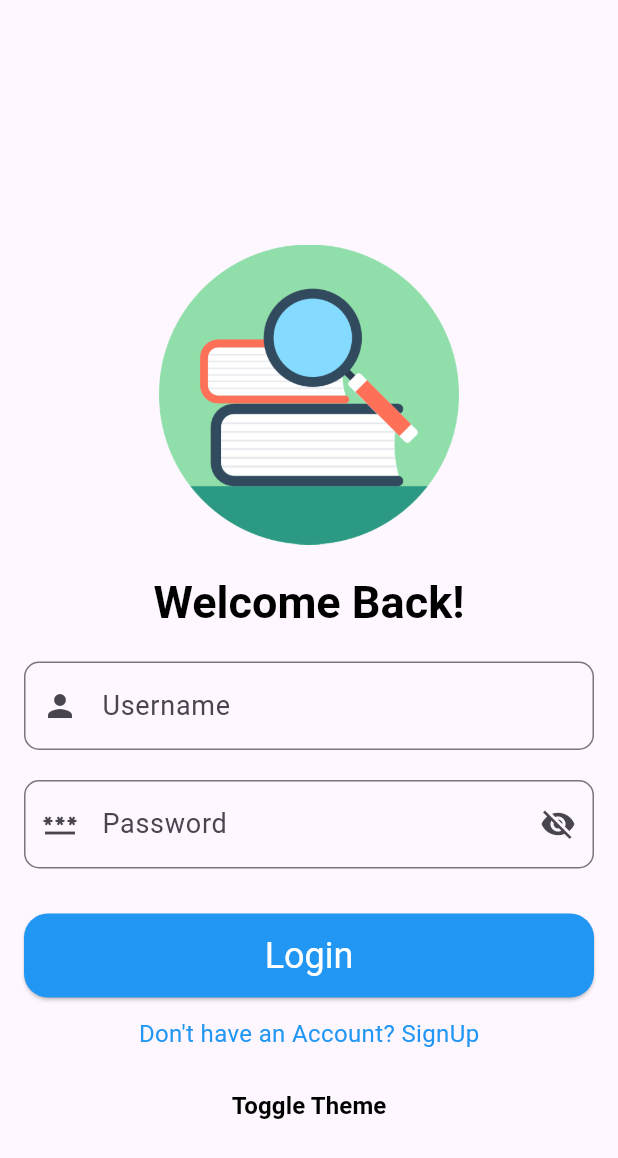
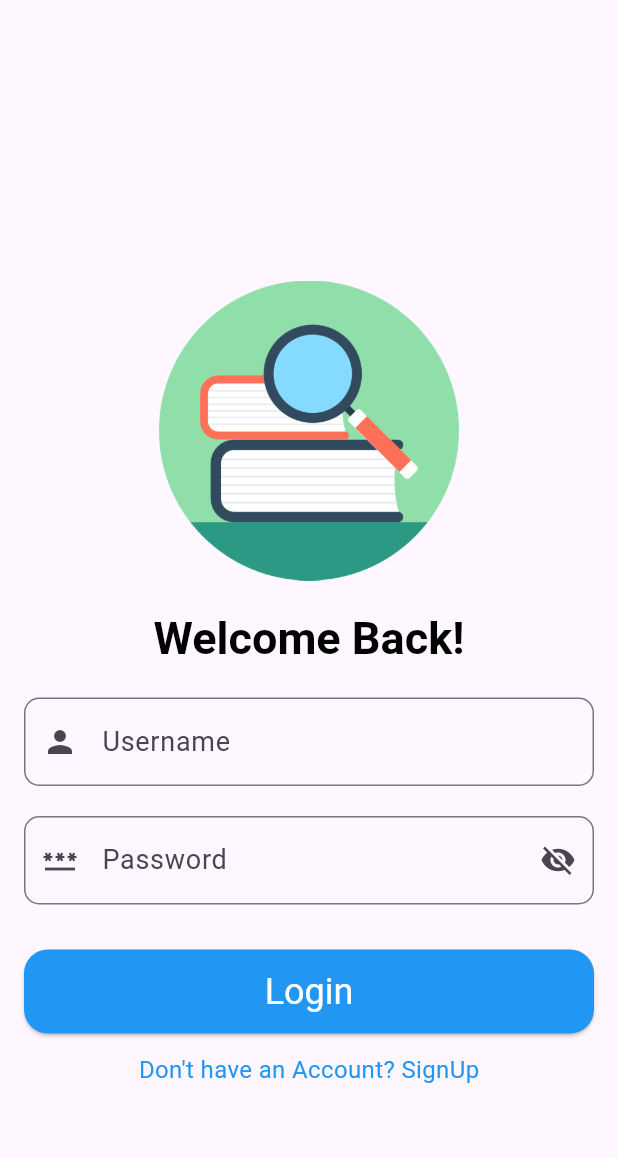
Before and after one commit to KhuzaimaAwan47/book_hive, a Flutter app: the screen it shows after launch, on a phone screen of 412 x 824 dp. Shown: the top 1158 px of the screen. Run offline on Flutter 3.47's test engine with Material 3 defaults, Android fonts, the light colour scheme and no system bars; our stand-ins replace shared_preferences, sqflite; accounts and stored records are empty.

Commit message:
remove the toggle theme button from login page.

```diff
--- a/lib/auth/auth.dart
+++ b/lib/auth/auth.dart
@@ -121,10 +121,6 @@ class _LoginState extends State<Login> {
                           color: currentTheme.primaryColor,
                         ),
                       )),
-                  TextButton(
-                      onPressed: (){
-                        Provider.of<ThemeManager>(context, listen: false).toggleTheme();
-                      }, child: Text("Toggle Theme",style: currentTheme.textTheme.titleSmall,))
                 ],
               ),
             ) ),
```
